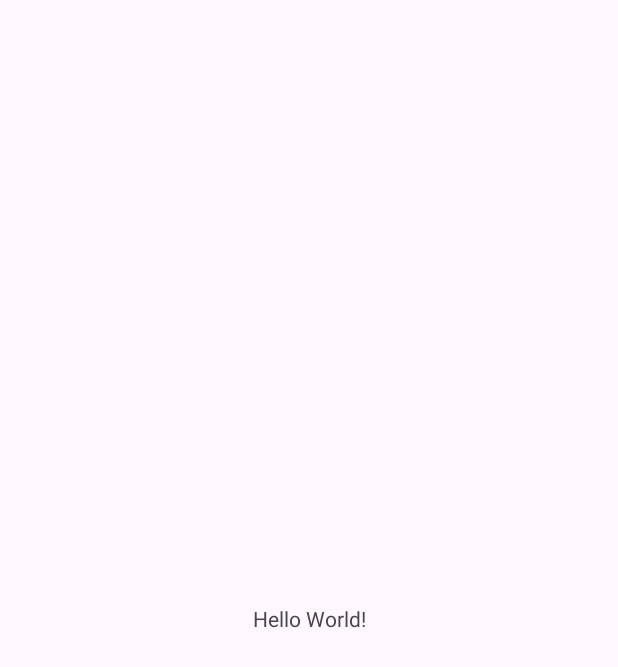
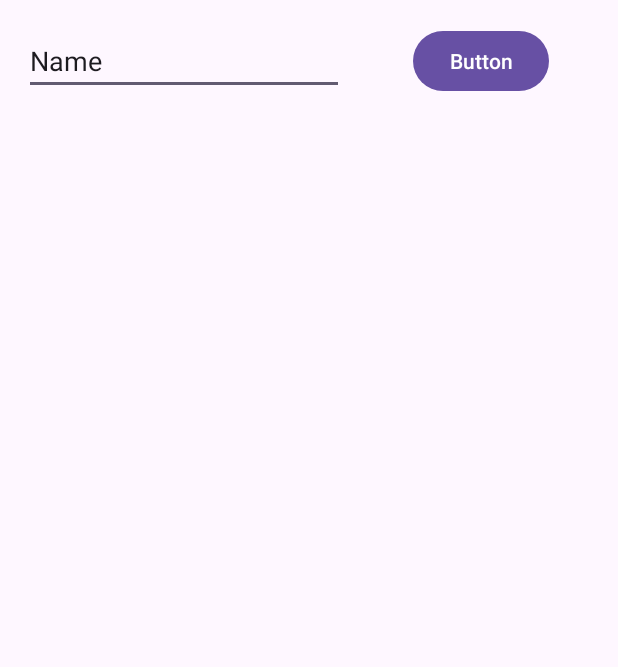
Before and after one commit to maicosc/PDM, an Android app: the screen it shows after launch (MainActivity), on a phone screen of 412 x 824 dp. Before the commit the part shown is almost empty. Shown: the top 667 px of the screen. Run offline under Robolectric (Android 15) with nearby library versions, the phone set to English and light mode, and no system bars.

Commit message:
Primeiro commit de db

```diff
--- a/app/src/main/java/com/example/aula2_11082025/MainActivity.java
+++ b/app/src/main/java/com/example/aula2_11082025/MainActivity.java
@@ -1,6 +1,13 @@
 package com.example.aula2_11082025;
 
+import android.content.ContentValues;
+import android.database.sqlite.SQLiteDatabase;
 import android.os.Bundle;
+import android.widget.ArrayAdapter;
+import android.widget.Button;
+import android.widget.EditText;
+import android.widget.ListView;
+import android.widget.Toast;
 
 import androidx.activity.EdgeToEdge;
 import androidx.appcompat.app.AppCompatActivity;
@@ -8,17 +15,50 @@ import androidx.core.graphics.Insets;
 import androidx.core.view.ViewCompat;
 import androidx.core.view.WindowInsetsCompat;
 
+import java.util.ArrayList;
+
 public class MainActivity extends AppCompatActivity {
+
+    SQLiteDatabase db;
+
+    Button button;
+
+    ListView l;
+
+    ArrayList<String> notas = new ArrayList<>();
 
     @Override
     protected void onCreate(Bundle savedInstanceState) {
         super.onCreate(savedInstanceState);
         EdgeToEdge.enable(this);
         setContentView(R.layout.activity_main);
-        ViewCompat.setOnApplyWindowInsetsListener(findViewById(R.id.main), (v, insets) -> {
-            Insets systemBars = insets.getInsets(WindowInsetsCompat.Type.systemBars());
-            v.setPadding(systemBars.left, systemBars.top, systemBars.right, systemBars.bottom);
-            return insets;
+        l = findViewById(R.id.lista);
+        button = findViewById(R.id.button);
+        button.setOnClickListener(v -> {
+            EditText edText = findViewById(R.id.editText);
+            String texto = edText.getText().toString();
+            ContentValues cv = new ContentValues();
+            cv.put("titulo", "Nota do Usuario");
+            cv.put("texto", texto);
+            db.insert("notas", null, cv);
+
+
+            notas.add(texto);
+
         });
+        db = openOrCreateDatabase("app_database", MODE_PRIVATE, null);
+        db.execSQL("CREATE TABLE IF NOT EXISTS notas (id INTEGER PRIMARY KEY AUTOINCREMENT,"+
+                "titulo VARCHAR, texto TEXT)");
+        ContentValues values = new ContentValues();
+        values.put("titulo", "Mi primera nota");
+        values.put("texto", "Este é o texto da nota");
+        db.insert("notas", null,values);
+
+        ArrayAdapter<String> adapter = new ArrayAdapter(getApplicationContext(),
+                android.R.layout.simple_list_item_1,
+                android.R.id.text1,
+                notas);
+        l.setAdapter(adapter);
+
     }
 }
--- a/app/src/main/res/layout/activity_main.xml
+++ b/app/src/main/res/layout/activity_main.xml
@@ -7,13 +7,33 @@
     android:layout_height="match_parent"
     tools:context=".MainActivity">
 
-    <TextView
+    <EditText
+        android:id="@+id/editText"
         android:layout_width="wrap_content"
         android:layout_height="wrap_content"
-        android:text="Hello World!"
+        android:layout_marginStart="16dp"
+        android:ems="10"
+        android:inputType="text"
+        android:text="Name"
         app:layout_constraintBottom_toBottomOf="parent"
+        app:layout_constraintStart_toStartOf="parent"
+        app:layout_constraintTop_toTopOf="parent"
+        app:layout_constraintVertical_bias="0.023" />
+
+    <Button
+        android:id="@+id/button"
+        android:layout_width="wrap_content"
+        android:layout_height="wrap_content"
+        android:text="Button"
+        app:layout_constraintBottom_toBottomOf="@+id/editText"
         app:layout_constraintEnd_toEndOf="parent"
-        app:layout_constraintStart_toStartOf="parent"
-        app:layout_constraintTop_toTopOf="parent" />
+        app:layout_constraintStart_toEndOf="@+id/editText"
+        app:layout_constraintTop_toTopOf="@+id/editText" />
 
+    <ListView
+        android:id="@+id/lista"
+        android:layout_width="409dp"
+        android:layout_height="667dp"
+        tools:layout_editor_absoluteX="1dp"
+        tools:layout_editor_absoluteY="63dp" />
 </androidx.constraintlayout.widget.ConstraintLayout>
```
